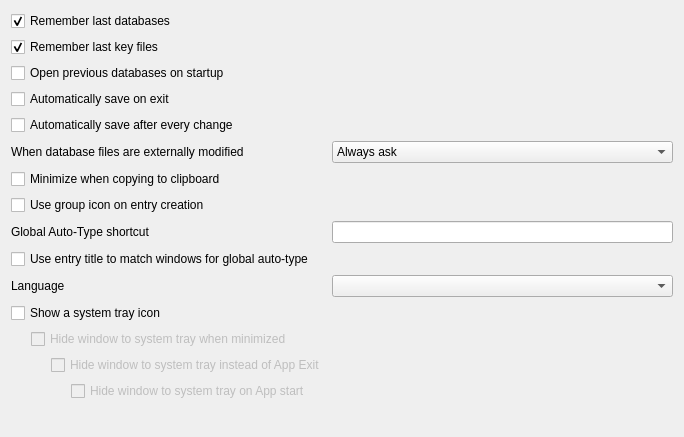
Qt form src/gui/SettingsWidgetGeneral.ui (keepassxreboot/keepassxc) before a commit.
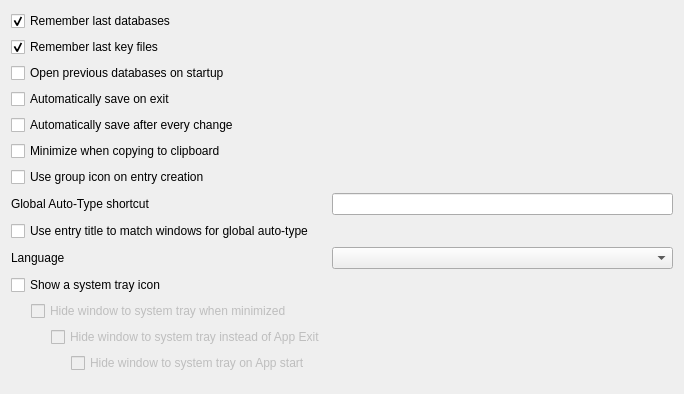
The same form after that commit. Custom widgets are drawn as their Qt base class.

Commit message: Reverted Detect background changes to database file. (reverted  commit e4fb80dc1bb4faefedef0bc68be1b86ad6eb91aa)

```diff
--- a/src/gui/SettingsWidgetGeneral.ui
+++ b/src/gui/SettingsWidgetGeneral.ui
@@ -7,7 +7,7 @@
     <x>0</x>
     <y>0</y>
     <width>684</width>
-    <height>437</height>
+    <height>394</height>
    </rect>
   </property>
   <layout class="QFormLayout" name="formLayout">
@@ -56,80 +56,54 @@
     </widget>
    </item>
    <item row="5" column="0">
-    <widget class="QLabel" name="reloadBehaviorLabel">
-     <property name="text">
-      <string>When database files are externally modified</string>
-     </property>
-    </widget>
-   </item>
-   <item row="5" column="1">
-    <widget class="QComboBox" name="reloadBehaviorComboBox">
-     <item>
-      <property name="text">
-       <string>Always ask</string>
-      </property>
-     </item>
-     <item>
-      <property name="text">
-       <string>Reload unmodified databases</string>
-      </property>
-     </item>
-     <item>
-      <property name="text">
-       <string>Ignore modifications</string>
-      </property>
-     </item>
-    </widget>
-   </item>
-   <item row="6" column="0">
     <widget class="QCheckBox" name="minimizeOnCopyCheckBox">
      <property name="text">
       <string>Minimize when copying to clipboard</string>
      </property>
     </widget>
    </item>
-   <item row="7" column="0">
+   <item row="6" column="0">
     <widget class="QCheckBox" name="useGroupIconOnEntryCreationCheckBox">
      <property name="text">
       <string>Use group icon on entry creation</string>
      </property>
     </widget>
    </item>
-   <item row="8" column="0">
+   <item row="7" column="0">
     <widget class="QLabel" name="autoTypeShortcutLabel">
      <property name="text">
       <string>Global Auto-Type shortcut</string>
      </property>
     </widget>
    </item>
-   <item row="8" column="1">
+   <item row="7" column="1">
     <widget class="ShortcutWidget" name="autoTypeShortcutWidget"/>
    </item>
-   <item row="9" column="0">
+   <item row="8" column="0">
     <widget class="QCheckBox" name="autoTypeEntryTitleMatchCheckBox">
      <property name="text">
       <string>Use entry title to match windows for global auto-type</string>
      </property>
     </widget>
    </item>
-   <item row="10" column="0">
+   <item row="9" column="0">
     <widget class="QLabel" name="languageLabel">
      <property name="text">
       <string>Language</string>
      </property>
     </widget>
    </item>
-   <item row="10" column="1">
+   <item row="9" column="1">
     <widget class="QComboBox" name="languageComboBox"/>
    </item>
-   <item row="11" column="0">
+   <item row="10" column="0">
     <widget class="QCheckBox" name="systrayShowCheckBox">
      <property name="text">
       <string>Show a system tray icon</string>
      </property>
     </widget>
    </item>
-   <item row="12" column="0">
+   <item row="11" column="0">
     <layout class="QHBoxLayout" name="systray1Layout">
      <property name="sizeConstraint">
       <enum>QLayout::SetMaximumSize</enum>
@@ -168,7 +142,7 @@
      </item>
     </layout>
    </item>
-   <item row="13" column="0">
+   <item row="12" column="0">
     <layout class="QHBoxLayout" name="systray2Layout">
      <property name="sizeConstraint">
       <enum>QLayout::SetMaximumSize</enum>
@@ -198,7 +172,7 @@
      </item>
     </layout>
    </item>
-   <item row="14" column="0">
+   <item row="13" column="0">
     <layout class="QHBoxLayout" name="systray3Layout">
      <property name="sizeConstraint">
       <enum>QLayout::SetMaximumSize</enum>
```
Left out of the diff: 1 changed line with no effect on the pictures. The commit also changes 11 other files.
